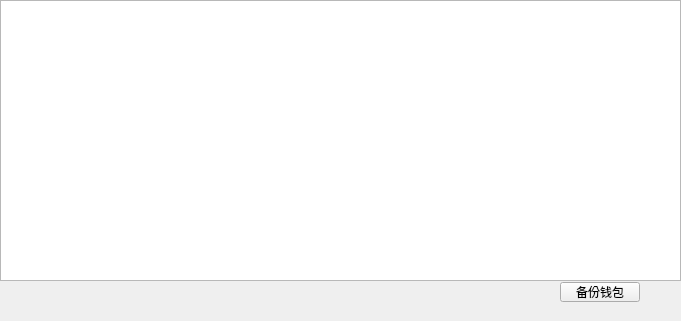
Above: AccountManagerWidget.ui from HcashOrg/hx-indicator before the change. Below: the same form after it.
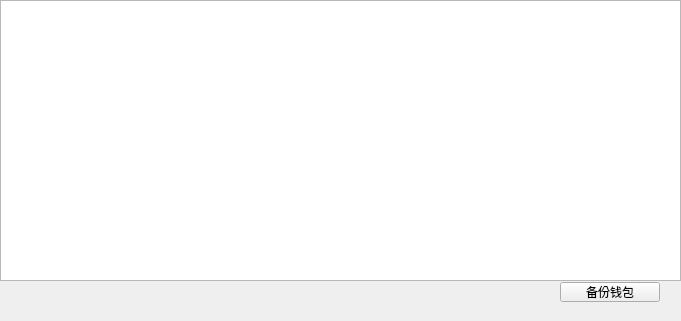
That is the form after the change.

```diff
--- a/AccountManagerWidget.ui
+++ b/AccountManagerWidget.ui
@@ -32,16 +32,29 @@
      <height>41</height>
     </rect>
    </property>
+   <property name="font">
+    <font>
+     <family>微软雅黑</family>
+    </font>
+   </property>
   </widget>
   <widget class="QToolButton" name="toolButton">
    <property name="geometry">
     <rect>
      <x>560</x>
      <y>282</y>
-     <width>80</width>
+     <width>100</width>
      <height>20</height>
     </rect>
    </property>
+   <property name="font">
+    <font>
+     <family>微软雅黑</family>
+    </font>
+   </property>
+   <property name="cursor">
+    <cursorShape>PointingHandCursor</cursorShape>
+   </property>
    <property name="text">
     <string>备份钱包</string>
    </property>
```
